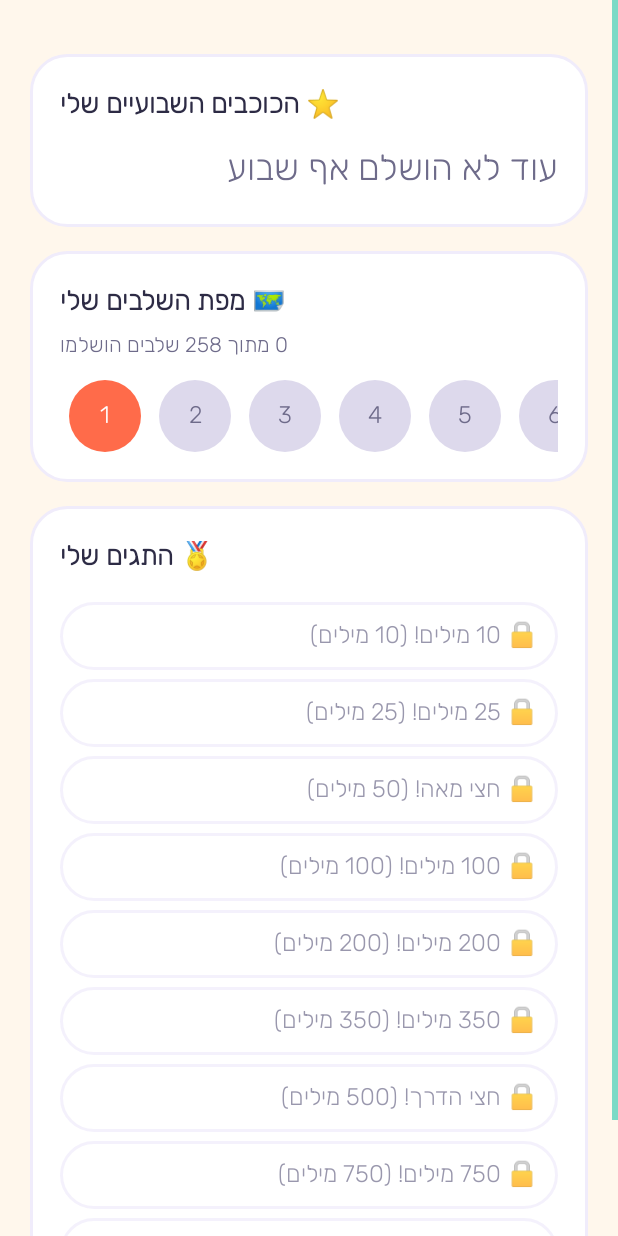
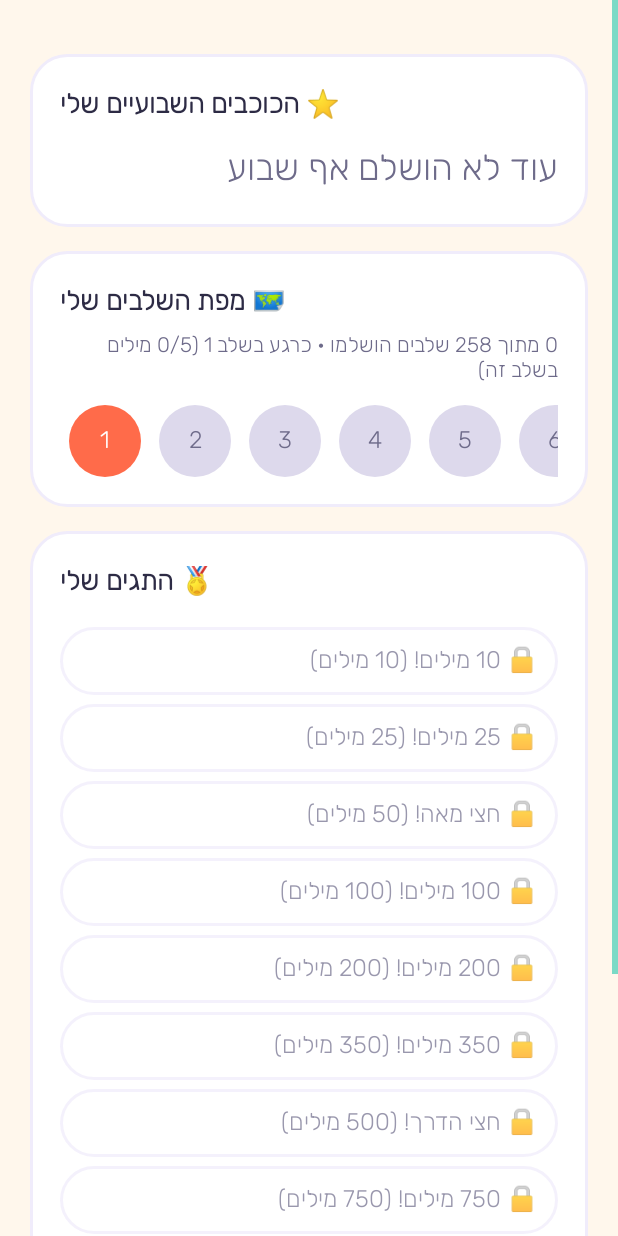
Before and after one commit to ysompo/EnglishWords, an Android app: the screen it shows after launch (ProgressActivity), after a tap on "🗺️", on a phone screen of 412 x 824 dp. Run offline under Robolectric (Android 15) with nearby library versions, the phone set to English and light mode, and no system bars; our stand-ins replace Room's generated code; pictures from the network do not load; 1 statement that could not run was skipped.

Commit message:
Fix weekly streak recognition and level/word-count mismatch; add learned-words list
- Weekly stars/streak were only ever recorded when the child took the
  optional bonus "weekly quiz" (available only Thu-Sat, before it's
  overwritten by next week). Daily lessons + daily quizzes never wrote
  to weekly_status, so two straight weeks of real daily use could show
  zero starred weeks. Add ProgressRepository.effectiveWeeklyStatuses(),
  which derives each week's star directly from recorded daily
  completions, and use it for the Home streak and Progress screen.
- currentLevel is "the level currently in progress" (levelsCompleted+1),
  not "levels finished". Because a mispronounced word can be skipped
  without being marked learned (LearnWordsViewModel), the learned-word
  count can trail behind the number of daily lessons actually opened.
  Surface this explicitly as "X/5 words in this level" on Home and
  Progress so the numbers are self-explanatory instead of appearing to
  disagree.
- Add a "Words I've learned" section to the Progress screen listing
  each learned word with its Hebrew translation, most recent first.

```diff
--- a/app/src/main/java/com/ysompo/englishwords/data/DailyCompletionDao.kt
+++ b/app/src/main/java/com/ysompo/englishwords/data/DailyCompletionDao.kt
@@ -15,4 +15,7 @@ interface DailyCompletionDao {
 
     @Query("SELECT * FROM daily_completion WHERE date BETWEEN :start AND :end")
     suspend fun getBetween(start: String, end: String): List<DailyCompletionEntity>
+
+    @Query("SELECT * FROM daily_completion")
+    suspend fun getAll(): List<DailyCompletionEntity>
 }
--- a/app/src/main/java/com/ysompo/englishwords/data/LearningProgressDao.kt
+++ b/app/src/main/java/com/ysompo/englishwords/data/LearningProgressDao.kt
@@ -13,6 +13,9 @@ interface LearningProgressDao {
     @Query("SELECT wordId FROM learning_progress")
     suspend fun getLearnedWordIds(): List<Int>
 
+    @Query("SELECT wordId FROM learning_progress ORDER BY learnedDate DESC")
+    suspend fun getLearnedWordIdsByRecency(): List<Int>
+
     @Query("SELECT COUNT(*) FROM learning_progress")
     suspend fun countLearned(): Int
 }
--- a/app/src/main/java/com/ysompo/englishwords/logic/LevelProgressCalculator.kt
+++ b/app/src/main/java/com/ysompo/englishwords/logic/LevelProgressCalculator.kt
@@ -13,4 +13,11 @@ object LevelProgressCalculator {
 
     fun totalLevels(totalWordCount: Int): Int =
         (totalWordCount + WORDS_PER_LEVEL - 1) / WORDS_PER_LEVEL
+
+    // How many of the current (not-yet-completed) level's words are already learned - e.g. 1 out
+    // of 5. currentLevelNumber only ticks up once this hits WORDS_PER_LEVEL, so a child who has
+    // done N daily lessons but had words skipped along the way (see LearnWordsViewModel's
+    // pronunciation-skip path) will see a currentLevelNumber lower than N, with the remainder
+    // showing here rather than vanishing.
+    fun wordsCompletedInCurrentLevel(learnedWordCount: Int): Int = learnedWordCount % WORDS_PER_LEVEL
 }
--- a/app/src/main/java/com/ysompo/englishwords/repo/ProgressRepository.kt
+++ b/app/src/main/java/com/ysompo/englishwords/repo/ProgressRepository.kt
@@ -4,12 +4,17 @@ import com.ysompo.englishwords.data.AppDatabase
 import com.ysompo.englishwords.data.DailyCompletionEntity
 import com.ysompo.englishwords.data.LearningProgressEntity
 import com.ysompo.englishwords.data.WeeklyStatusEntity
+import com.ysompo.englishwords.logic.StreakCalculator
 import com.ysompo.englishwords.logic.WeekUtils
 import java.time.LocalDate
 
 class ProgressRepository(private val db: AppDatabase) {
 
     suspend fun learnedWordIds(): Set<Int> = db.learningProgressDao().getLearnedWordIds().toSet()
+
+    // Most recently learned word first, so the "words I've learned" list on the progress screen
+    // shows newest first.
+    suspend fun learnedWordIdsByRecency(): List<Int> = db.learningProgressDao().getLearnedWordIdsByRecency()
 
     suspend fun learnedWordCount(): Int = db.learningProgressDao().countLearned()
 
@@ -39,4 +44,26 @@ class ProgressRepository(private val db: AppDatabase) {
     }
 
     suspend fun allWeeklyStatuses(): List<WeeklyStatusEntity> = db.weeklyStatusDao().getAll()
+
+    // The stored weekly_status table is only ever written when the child takes the optional
+    // bonus "weekly quiz" (see QuizViewModel.finishWeeklyQuiz), which only becomes available
+    // from Thursday of that week onward. A child who practices daily but never happens to open
+    // the app during that window would otherwise show zero starred weeks despite real, qualifying
+    // usage. This derives each week's star directly from the daily completions that are always
+    // recorded by the daily lesson+quiz, so real usage is never lost - while still surfacing a
+    // stored bonus-quiz score for weeks where one was taken.
+    suspend fun effectiveWeeklyStatuses(): List<WeeklyStatusEntity> {
+        val storedByWeek = db.weeklyStatusDao().getAll().associateBy { it.weekStartDate }
+        return db.dailyCompletionDao().getAll()
+            .groupBy { WeekUtils.formatDate(WeekUtils.weekStartFor(WeekUtils.parseDate(it.date))) }
+            .map { (weekStartDate, completionsInWeek) ->
+                WeeklyStatusEntity(
+                    weekStartDate = weekStartDate,
+                    daysCompleted = completionsInWeek.size,
+                    starEarned = StreakCalculator.weekStarEarned(completionsInWeek),
+                    weeklyQuizScore = storedByWeek[weekStartDate]?.weeklyQuizScore
+                )
+            }
+            .sortedBy { it.weekStartDate }
+    }
 }
--- a/app/src/main/java/com/ysompo/englishwords/ui/home/HomeActivity.kt
+++ b/app/src/main/java/com/ysompo/englishwords/ui/home/HomeActivity.kt
@@ -17,6 +17,7 @@ import com.ysompo.englishwords.R
 import com.ysompo.englishwords.databinding.ActivityHomeBinding
 import com.ysompo.englishwords.logic.LatestReleaseInfo
 import com.ysompo.englishwords.logic.LevelMapGeometry
+import com.ysompo.englishwords.logic.LevelProgressCalculator
 import com.ysompo.englishwords.logic.UpdateVersionComparator
 import com.ysompo.englishwords.notification.ReminderScheduler
 import com.ysompo.englishwords.settings.ReminderSettings
@@ -48,7 +49,8 @@ class HomeActivity : AppCompatActivity() {
             } else {
                 "פתחת את כל התגים!"
             }
-            binding.levelText.text = "🎮 שלב ${state.currentLevel} מתוך ${state.totalLevels}"
+            binding.levelText.text = "🎮 שלב ${state.currentLevel} מתוך ${state.totalLevels} " +
+                "(${state.wordsCompletedInCurrentLevel}/${LevelProgressCalculator.WORDS_PER_LEVEL} מילים בשלב זה)"
             binding.todayCompleteBadge.visibility = if (state.todayComplete) View.VISIBLE else View.GONE
             binding.weeklyQuizButton.visibility = if (state.weeklyQuizAvailable) View.VISIBLE else View.GONE
 
--- a/app/src/main/java/com/ysompo/englishwords/ui/home/HomeViewModel.kt
+++ b/app/src/main/java/com/ysompo/englishwords/ui/home/HomeViewModel.kt
@@ -24,7 +24,8 @@ data class HomeState(
     val weeklyQuizAvailable: Boolean,
     val currentLevel: Int,
     val levelsCompleted: Int,
-    val totalLevels: Int
+    val totalLevels: Int,
+    val wordsCompletedInCurrentLevel: Int
 )
 
 class HomeViewModel(application: Application) : AndroidViewModel(application) {
@@ -45,7 +46,8 @@ class HomeViewModel(application: Application) : AndroidViewModel(application) {
             val todayComplete = StreakCalculator.isDayComplete(todayCompletion)
 
             val allStatuses = progressRepository.allWeeklyStatuses()
-            val streak = StreakCalculator.consecutiveStarredWeeks(allStatuses)
+            val effectiveStatuses = progressRepository.effectiveWeeklyStatuses()
+            val streak = StreakCalculator.consecutiveStarredWeeks(effectiveStatuses)
 
             val nextBadge = BadgeCalculator.nextBadge(learnedWords)
 
@@ -64,7 +66,8 @@ class HomeViewModel(application: Application) : AndroidViewModel(application) {
                 weeklyQuizAvailable = weeklyQuizAvailable,
                 currentLevel = LevelProgressCalculator.currentLevelNumber(learnedWords),
                 levelsCompleted = LevelProgressCalculator.levelsCompleted(learnedWords),
-                totalLevels = LevelProgressCalculator.totalLevels(totalWords)
+                totalLevels = LevelProgressCalculator.totalLevels(totalWords),
+                wordsCompletedInCurrentLevel = LevelProgressCalculator.wordsCompletedInCurrentLevel(learnedWords)
             )
         }
     }
--- a/app/src/main/java/com/ysompo/englishwords/ui/progress/ProgressActivity.kt
+++ b/app/src/main/java/com/ysompo/englishwords/ui/progress/ProgressActivity.kt
@@ -11,7 +11,9 @@ import androidx.core.content.ContextCompat
 import androidx.core.content.res.ResourcesCompat
 import androidx.lifecycle.ViewModelProvider
 import com.ysompo.englishwords.R
+import com.ysompo.englishwords.data.WordEntity
 import com.ysompo.englishwords.databinding.ActivityProgressBinding
+import com.ysompo.englishwords.logic.LevelProgressCalculator
 
 class ProgressActivity : AppCompatActivity() {
     private lateinit var binding: ActivityProgressBinding
@@ -38,13 +40,34 @@ class ProgressActivity : AppCompatActivity() {
         binding.weeklyStarsText.text = state.weeklyStatuses.joinToString(" ") { if (it.starEarned) "⭐" else "☆" }
             .ifEmpty { "עוד לא הושלם אף שבוע" }
 
-        binding.levelsSummaryText.text = "${state.levelsCompleted} מתוך ${state.totalLevels} שלבים הושלמו"
+        binding.levelsSummaryText.text = "${state.levelsCompleted} מתוך ${state.totalLevels} שלבים הושלמו • " +
+            "כרגע בשלב ${state.currentLevel} (${state.wordsCompletedInCurrentLevel}/${LevelProgressCalculator.WORDS_PER_LEVEL} מילים בשלב זה)"
         renderLevelPath(state)
 
         binding.badgesContainer.removeAllViews()
         state.unlockedBadges.forEach { badge -> binding.badgesContainer.addView(buildBadgeRow(badge.titleHe, locked = false)) }
         state.lockedBadges.forEach { badge ->
             binding.badgesContainer.addView(buildBadgeRow("${badge.titleHe} (${badge.threshold} מילים)", locked = true))
+        }
+
+        binding.learnedWordsSummaryText.text = "${state.learnedWords.size} מילים נלמדו עד כה"
+        binding.learnedWordsContainer.removeAllViews()
+        state.learnedWords.forEach { word -> binding.learnedWordsContainer.addView(buildLearnedWordRow(word)) }
+    }
+
+    private fun buildLearnedWordRow(word: WordEntity): TextView {
+        val margin = (4 * resources.displayMetrics.density).toInt()
+        val hPad = (14 * resources.displayMetrics.density).toInt()
+        val vPad = (10 * resources.displayMetrics.density).toInt()
+        return TextView(this).apply {
+            text = "${word.word} — ${word.translationHe}"
+            textSize = 15f
+            typeface = ResourcesCompat.getFont(this@ProgressActivity, R.font.rubik)
+            setPadding(hPad, vPad, hPad, vPad)
+            layoutParams = LinearLayout.LayoutParams(LinearLayout.LayoutParams.MATCH_PARENT, LinearLayout.LayoutParams.WRAP_CONTENT)
+                .apply { topMargin = margin }
+            setBackgroundResource(R.drawable.bg_card)
+            setTextColor(ContextCompat.getColor(this@ProgressActivity, R.color.text_charcoal))
         }
     }
 
--- a/app/src/main/java/com/ysompo/englishwords/ui/progress/ProgressViewModel.kt
+++ b/app/src/main/java/com/ysompo/englishwords/ui/progress/ProgressViewModel.kt
@@ -6,6 +6,7 @@ import androidx.lifecycle.MutableLiveData
 import androidx.lifecycle.viewModelScope
 import com.ysompo.englishwords.data.AppDatabase
 import com.ysompo.englishwords.data.WeeklyStatusEntity
+import com.ysompo.englishwords.data.WordEntity
 import com.ysompo.englishwords.logic.Badge
 import com.ysompo.englishwords.logic.BadgeCalculator
 import com.ysompo.englishwords.logic.LevelProgressCalculator
@@ -25,7 +26,9 @@ data class ProgressState(
     val currentMonthFullyStarred: Boolean,
     val levelsCompleted: Int,
     val currentLevel: Int,
-    val totalLevels: Int
+    val totalLevels: Int,
+    val wordsCompletedInCurrentLevel: Int,
+    val learnedWords: List<WordEntity>
 )
 
 class ProgressViewModel(application: Application) : AndroidViewModel(application) {
@@ -37,9 +40,13 @@ class ProgressViewModel(application: Application) : AndroidViewModel(application
 
     fun load() {
         viewModelScope.launch {
-            val allStatuses = progressRepository.allWeeklyStatuses().sortedBy { it.weekStartDate }
+            val allStatuses = progressRepository.effectiveWeeklyStatuses().sortedBy { it.weekStartDate }
             val learnedCount = progressRepository.learnedWordCount()
-            val totalWordCount = wordRepository.allWordsOrdered().size
+            val allWords = wordRepository.allWordsOrdered()
+            val totalWordCount = allWords.size
+
+            val wordsById = allWords.associateBy { it.id }
+            val learnedWordsList = progressRepository.learnedWordIdsByRecency().mapNotNull { wordsById[it] }
 
             val currentMonth = YearMonth.from(LocalDate.now())
             val statusesInCurrentMonth = allStatuses.filter {
@@ -58,7 +65,9 @@ class ProgressViewModel(application: Application) : AndroidViewModel(application
                 currentMonthFullyStarred = monthFullyStarred,
                 levelsCompleted = LevelProgressCalculator.levelsCompleted(learnedCount),
                 currentLevel = LevelProgressCalculator.currentLevelNumber(learnedCount),
-                totalLevels = LevelProgressCalculator.totalLevels(totalWordCount)
+                totalLevels = LevelProgressCalculator.totalLevels(totalWordCount),
+                wordsCompletedInCurrentLevel = LevelProgressCalculator.wordsCompletedInCurrentLevel(learnedCount),
+                learnedWords = learnedWordsList
             )
         }
     }
--- a/app/src/main/res/layout/activity_progress.xml
+++ b/app/src/main/res/layout/activity_progress.xml
@@ -93,8 +93,7 @@
             android:orientation="vertical"
             android:background="@drawable/bg_card"
             android:padding="20dp"
-            android:layout_marginTop="16dp"
-            android:layout_marginBottom="12dp">
+            android:layout_marginTop="16dp">
 
             <TextView
                 style="@style/Text.App.Heading"
@@ -112,5 +111,38 @@
 
         </LinearLayout>
 
+        <LinearLayout
+            android:layout_width="match_parent"
+            android:layout_height="wrap_content"
+            android:orientation="vertical"
+            android:background="@drawable/bg_card"
+            android:padding="20dp"
+            android:layout_marginTop="16dp"
+            android:layout_marginBottom="12dp">
+
+            <TextView
+                style="@style/Text.App.Heading"
+                android:layout_width="wrap_content"
+                android:layout_height="wrap_content"
+                android:textSize="18sp"
+                android:text="📖 המילים שלמדתי" />
+
+            <TextView
+                android:id="@+id/learnedWordsSummaryText"
+                style="@style/Text.App.Body"
+                android:layout_width="wrap_content"
+                android:layout_height="wrap_content"
+                android:layout_marginTop="4dp"
+                android:textSize="14sp" />
+
+            <LinearLayout
+                android:id="@+id/learnedWordsContainer"
+                android:layout_width="match_parent"
+                android:layout_height="wrap_content"
+                android:orientation="vertical"
+                android:layout_marginTop="10dp" />
+
+        </LinearLayout>
+
     </LinearLayout>
 </ScrollView>
```
Also changed, not shown: 2 other files.
